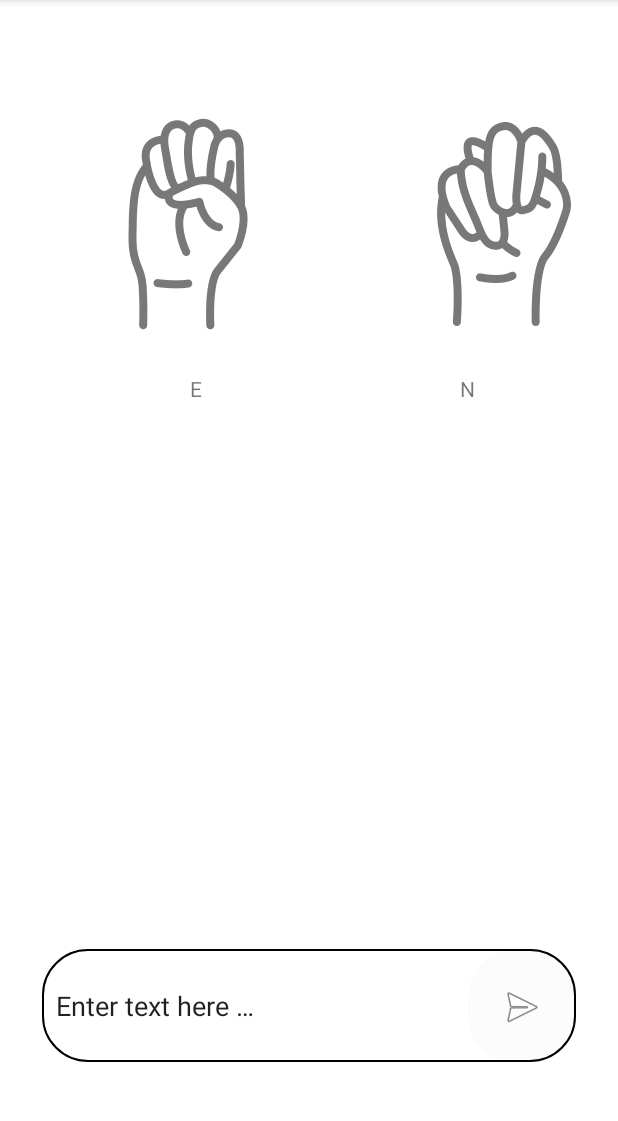
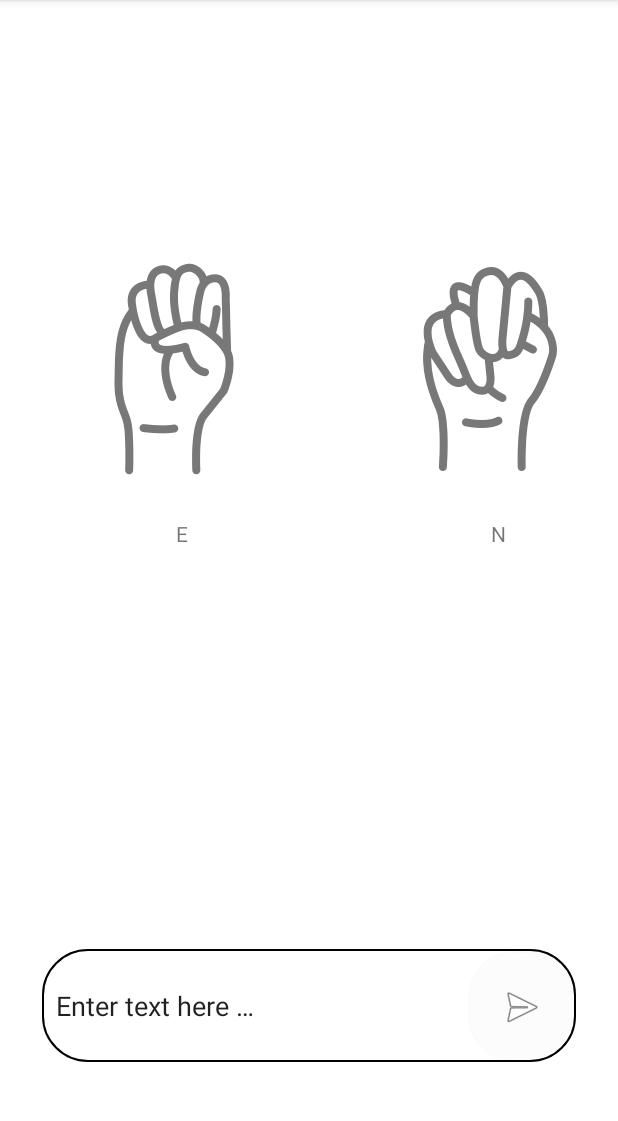
Before and after one commit to Taha-Nasreddine-KERROUM/sign-lang-app, an Android app: the SearchActivity screen opened directly, with no data from a screen before it, after a tap on "send", on a phone screen of 412 x 824 dp, the part 84-1205 px from its top. Run offline under Robolectric (Android 15) with nearby library versions, the light colour scheme and no system bars.

Commit message:
Add files via upload

```diff
--- a/app/src/main/java/com/example/signlanguagetranslatorapp/SearchActivity.kt
+++ b/app/src/main/java/com/example/signlanguagetranslatorapp/SearchActivity.kt
@@ -7,6 +7,7 @@ import android.widget.EditText
 import android.widget.ImageButton
 import android.widget.ImageView
 import android.widget.LinearLayout
+import android.widget.ScrollView
 import android.widget.TextView
 import android.widget.Toast
 import androidx.activity.enableEdgeToEdge
@@ -57,6 +58,7 @@ class SearchActivity : AppCompatActivity() {
     @SuppressLint("SetTextI18n")
     private fun displaySignLanguageImages(text: String) {
         try {
+            signImagesContainer.orientation = LinearLayout.HORIZONTAL
             // Process each character in the input text
             for (char in text.lowercase()) {
                 if (char in 'a'..'z') {
@@ -103,6 +105,7 @@ class SearchActivity : AppCompatActivity() {
                     signImagesContainer.addView(spacer)
                 }
             }
+            findViewById<ScrollView>(R.id.scrollView2).scrollTo(0, 0)
         } catch (e: Exception) {
             Toast.makeText(this, "Error displaying images: ${e.message}", Toast.LENGTH_SHORT).show()
         }
--- a/app/src/main/res/layout/activity_search.xml
+++ b/app/src/main/res/layout/activity_search.xml
@@ -20,20 +20,10 @@
         android:labelFor="@id/textEntred"
         android:text="@string/enter_text_here"
         app:layout_constraintBottom_toBottomOf="parent"
-        app:layout_constraintEnd_toEndOf="@+id/signImagesContainer"
-        app:layout_constraintStart_toStartOf="@+id/signImagesContainer" />
+        app:layout_constraintEnd_toEndOf="@+id/scrollView2"
+        app:layout_constraintStart_toStartOf="@+id/scrollView2" />
 
-    <LinearLayout
-        android:id="@+id/signImagesContainer"
-        android:layout_width="361dp"
-        android:layout_height="534dp"
-        android:orientation="horizontal"
-        app:layout_constraintBottom_toTopOf="@+id/textEntred"
-        app:layout_constraintEnd_toEndOf="parent"
-        app:layout_constraintStart_toStartOf="parent"
-        app:layout_constraintTop_toTopOf="parent">
 
-    </LinearLayout>
 
     <ImageButton
         android:id="@+id/analyzeButton"
@@ -50,5 +40,32 @@
         app:layout_constraintVertical_bias="1.0"
         app:srcCompat="@android:drawable/ic_menu_send" />
 
+    <ScrollView
+        android:id="@+id/scrollView2"
+        android:layout_width="413dp"
+        android:layout_height="357dp"
+        android:layout_marginBottom="16dp"
+        app:layout_constraintBottom_toTopOf="@+id/textEntred"
+        app:layout_constraintEnd_toEndOf="parent"
+        app:layout_constraintStart_toStartOf="parent"
+        app:layout_constraintTop_toTopOf="parent">
+
+        <HorizontalScrollView
+            android:layout_width="match_parent"
+            android:layout_height="wrap_content">
+
+            <LinearLayout
+                android:id="@+id/signImagesContainer"
+                android:layout_width="wrap_content"
+                android:layout_height="wrap_content"
+                android:gravity="center_vertical"
+                android:orientation="horizontal"
+                android:padding="16dp" />
+
+        </HorizontalScrollView>
+    </ScrollView>
+
+
+
 
 </androidx.constraintlayout.widget.ConstraintLayout>
--- a/app/src/main/res/values/strings.xml
+++ b/app/src/main/res/values/strings.xml
@@ -5,4 +5,5 @@
     <string name="search">Search</string>
     <string name="send">send</string>
     <string name="enter_text_here">"  Enter text here …"</string>
+    <string name="scroll_to_see_the_rest">Scroll to see the rest</string>
 </resources>
```
